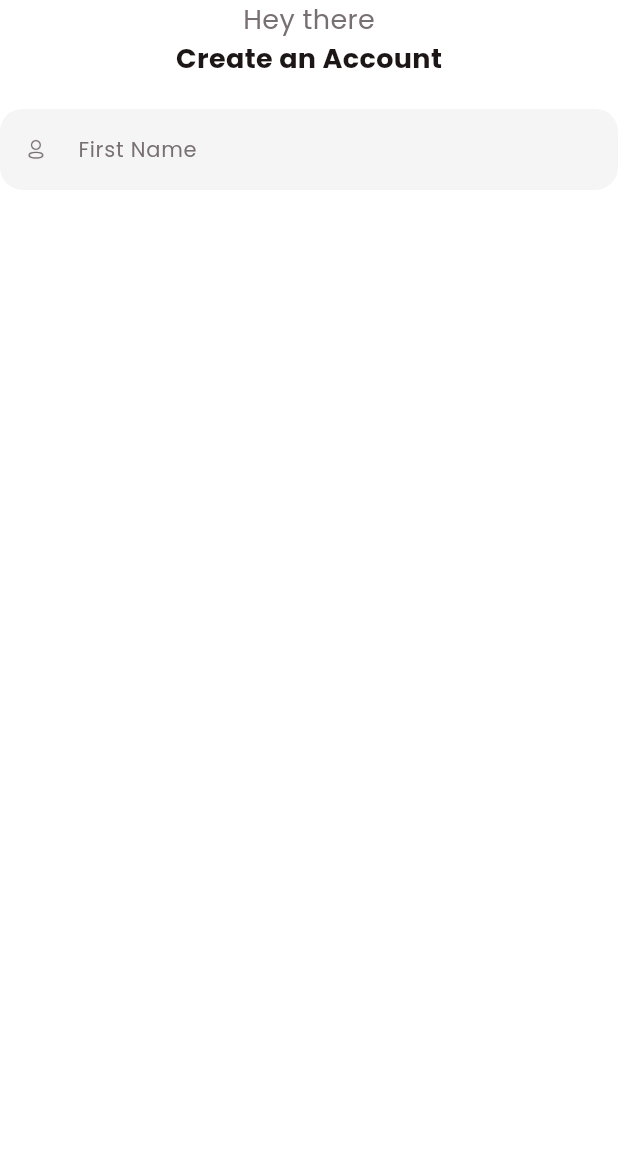
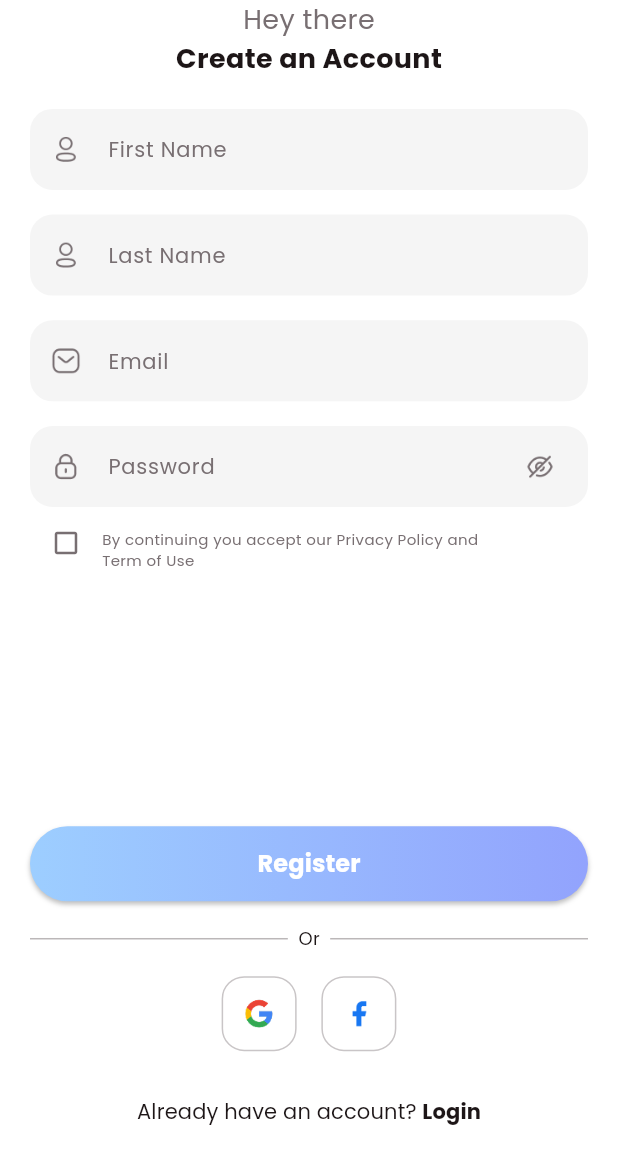
Before and after one commit to aagh20190-code/upwards, a Flutter app: the SignupView screen opened directly, on a phone screen of 412 x 824 dp. Shown: the top 1164 px of the screen. Run offline on Flutter 3.47's test engine with Material 3 defaults, Android fonts, the phone set to English and light mode, and no system bars.

Commit message:
newUpdateOnSignupForm

```diff
--- a/lib/common_widget/round_button.dart
+++ b/lib/common_widget/round_button.dart
@@ -6,7 +6,11 @@ class RoundButton extends StatelessWidget {
   final String title;
   final RoundButtonType type;
   final VoidCallback onPressed;
-  const RoundButton({super.key,required this.title,this.type= RoundButtonType.textGradient, required this.onPressed});
+  const RoundButton({
+    super.key,
+    required this.title,
+    this.type= RoundButtonType.bgGradient,
+    required this.onPressed});
 
   @override
   Widget build(BuildContext context) {
--- a/lib/common_widget/round_textfield.dart
+++ b/lib/common_widget/round_textfield.dart
@@ -1,30 +1,41 @@
 import 'package:flutter/material.dart';
 import 'package:upwards2/common/colo_extension.dart';
 
-class RoundTextfield extends StatelessWidget {
+class RoundTextFeild extends StatelessWidget {
   final TextEditingController? controller;
+  final TextInputType? keyboardType;
+  final bool obscureText;
+  final Widget? rightIcon;
   final String hintText;
   final String icon;
-
-  const RoundTextfield({super.key, this.controller, required this.hintText, required this.icon });
+  final EdgeInsets? margin;
+  const RoundTextFeild({super.key, this.controller, required this.hintText, required this.icon, this.margin, this.keyboardType,this.obscureText=false,this.rightIcon});
 
   @override
   Widget build(BuildContext context) {
     return  Container(
-                decoration: BoxDecoration(color: TColor.lightGrey,borderRadius: BorderRadius.circular(15)),
-                child:TextField(decoration: InputDecoration(
+      margin: margin,
+                decoration: BoxDecoration(
+                  color: TColor.lightGrey,
+                  borderRadius: BorderRadius.circular(15)),
+                child:TextField(
+                  controller: controller,
+                  keyboardType: keyboardType,
+                  obscureText: obscureText,
+                  decoration: InputDecoration(
                   contentPadding: const EdgeInsets.symmetric(horizontal: 15,vertical: 15),
                   enabledBorder: InputBorder.none,
                   focusedBorder: InputBorder.none,
-                  hintText: "First Name",
+                  hintText: hintText,
+                  suffixIcon: rightIcon,
                   prefixIcon: Container(
-                    width: 15,
-                    height: 15,
+                    width: 20,
+                    height: 20,
                     alignment: Alignment.center,
                   child: Image.asset(
-                    "assets/img/user.png",
-                    height: 15,
-                    width: 15,
+                    icon,
+                    height: 20,
+                    width: 20,
                     fit: BoxFit.contain,
                     color: TColor.grey,)),
                   hintStyle: TextStyle(color: TColor.grey,fontSize: 14),
--- a/lib/main.dart
+++ b/lib/main.dart
@@ -1,5 +1,6 @@
 import 'package:flutter/material.dart';
 import 'package:upwards2/common/colo_extension.dart';
+import 'package:upwards2/view/login/signup_view.dart';
 import 'package:upwards2/view/on_boarding/on_boarding_view.dart';
 import 'package:upwards2/view/on_boarding/started_view.dart';
 
--- a/lib/view/login/signup_view.dart
+++ b/lib/view/login/signup_view.dart
@@ -1,5 +1,7 @@
 import 'package:flutter/material.dart';
 import 'package:upwards2/common/colo_extension.dart';
+import 'package:upwards2/common_widget/round_button.dart';
+import 'package:upwards2/common_widget/round_textfield.dart';
 
 class SignupView extends StatefulWidget {
   const SignupView({super.key});
@@ -9,6 +11,7 @@ class SignupView extends StatefulWidget {
 }
 
 class _SignupViewState extends State<SignupView> {
+  bool isChecked = false;
   @override
   Widget build(BuildContext context) {
     var media = MediaQuery.of(context).size;
@@ -16,6 +19,8 @@ class _SignupViewState extends State<SignupView> {
       backgroundColor: TColor.white,
       body: SingleChildScrollView(
         child: SafeArea(
+          child: Padding(
+            padding: const EdgeInsets.symmetric(horizontal: 20),
             child: Column(
               crossAxisAlignment: CrossAxisAlignment.center,
               children: [
@@ -34,27 +39,164 @@ class _SignupViewState extends State<SignupView> {
                 SizedBox(
                   height: media.width*0.05,
                 ),
-              Container(
-                decoration: BoxDecoration(color: TColor.lightGrey,borderRadius: BorderRadius.circular(15)),
-                child:TextField(decoration: InputDecoration(
-                  contentPadding: const EdgeInsets.symmetric(horizontal: 15,vertical: 15),
-                  enabledBorder: InputBorder.none,
-                  focusedBorder: InputBorder.none,
+               const RoundTextFeild(
                 hintText: "First Name",
-                  prefixIcon: Container(
-                    width: 15,
-                    height: 15,
+                icon: "assets/img/user.png"),
+
+                 SizedBox(
+                  height: media.width*0.04,
+                ),
+
+                 const RoundTextFeild(
+                hintText: "Last Name",
+                icon: "assets/img/user.png"),
+
+                 SizedBox(
+                  height: media.width*0.04,
+                ),
+
+                 const RoundTextFeild(
+                hintText: "Email",
+                icon: "assets/img/Message.png",
+                keyboardType: TextInputType.emailAddress,
+                ),
+
+                 SizedBox(
+                  height: media.width*0.04,
+                ),
+
+                RoundTextFeild(
+                hintText: "Password",
+                icon: "assets/img/Lock.png",
+                obscureText: true,
+                rightIcon: TextButton(onPressed: (){}, child: Container(
+                    width: 20,
+                    height: 20,
                     alignment: Alignment.center,
                   child: Image.asset(
-                    "assets/img/user.png",
-                    height: 15,
-                    width: 15,
+                   "assets/img/hidepass.png",
+                    height: 20,
+                    width: 20,
                     fit: BoxFit.contain,
-                    color: TColor.grey,)),
-                  hintStyle: TextStyle(color: TColor.grey,fontSize: 14),
-                ),),
+                    color: TColor.grey,))),
+                ),
+                Row(
+                  //crossAxisAlignment: CrossAxisAlignment.baseline,
+                  children: [
+                    IconButton(onPressed: (){
+                      setState(() {
+                        isChecked = !isChecked;
+                      });
+                    },
+                    icon: Icon(
+                     isChecked?Icons.check_box_outlined: Icons.check_box_outline_blank_outlined,
+                    color: TColor.grey,
+                    size: 20,)
+                    ),
+                    Padding(
+                      padding: const EdgeInsets.only(top: 8),
+                      child: Expanded(child: Text(
+                                      "By continuing you accept our Privacy Policy and\nTerm of Use",
+                                      style: TextStyle(color: TColor.grey,
+                                      fontSize: 10),
+                                      ),
+                                      ),
                     )
+
                 ],
+                ),
+                 SizedBox(
+                  height: media.width*0.4,
+                ),
+
+                RoundButton(title: "Register", onPressed: (){},),
+
+                SizedBox(
+                  height: media.width*0.04,
+                ),
+
+                Row(
+                  //crossAxisAlignment: CrossAxisAlignment.baseline,
+                  children: [
+                    Expanded(
+                        child: Container(
+                          height: 1,
+                          color: TColor.grey.withOpacity(0.5),)),
+                    Text(
+                      "  Or  ",
+                      style: TextStyle(color: TColor.black, fontSize: 12),
+                    ),
+                    Expanded(
+                        child: Container(
+                          height: 1,
+                          color: TColor.grey.withOpacity(0.5),)),
+                  ],
+                ),
+                SizedBox(
+                  height: media.width*0.04,
+                ),
+                Row(
+                  mainAxisAlignment: MainAxisAlignment.center,
+                  children: [
+                  GestureDetector(onTap: (){},
+                  child: Container(
+                  width: 50,
+                  height: 50,
+                  alignment: Alignment.center,
+                  decoration: BoxDecoration(
+                   color: TColor.white,
+                   border: Border.all(width: 1,
+                  color: TColor.grey.withOpacity(0.4),
+                 ),
+                  borderRadius: BorderRadius.circular(15),),
+                  child: Image.asset("assets/img/google.png",
+                  width: 20,
+                  height: 20,)
+                 ,)
+                 ,),
+                 SizedBox(
+                  width: media.width*0.04,
+                ),
+
+                 GestureDetector(onTap: (){},
+                  child: Container(
+                  width: 50,
+                  height: 50,
+                  alignment: Alignment.center,
+                  decoration: BoxDecoration(
+                   color: TColor.white,
+                   border: Border.all(width: 1,
+                  color: TColor.grey.withOpacity(0.4),
+                 ),
+                  borderRadius: BorderRadius.circular(15),),
+                  child: Image.asset("assets/img/facebook.png",
+                  width: 20,
+                  height: 20,)
+                 ,)
+                 ,)
+                ],),
+                SizedBox(
+                  height: media.width*0.04,
+                ),
+
+                TextButton(onPressed: (){}, child: Row(
+                  mainAxisSize: MainAxisSize.min,
+                  children: [
+                  Text(
+                    "Already have an account? ",
+                style: TextStyle(color: TColor.black,fontSize: 14),
+                ),
+                 Text(
+                    "Login",
+                style: TextStyle(color: TColor.black,fontSize: 14,fontWeight: FontWeight.w700),
+                )
+                ],) ,),
+
+                SizedBox(
+                  height: media.width*0.04,
+                ),
+              ],
+            ),
           ),
         ),
       ),
```
Also changed, not shown: assets/img/facebook.png (added), assets/img/google.png (added), assets/img/hidepass.png (added). Lines whose indentation alone changed are shown as unchanged.
